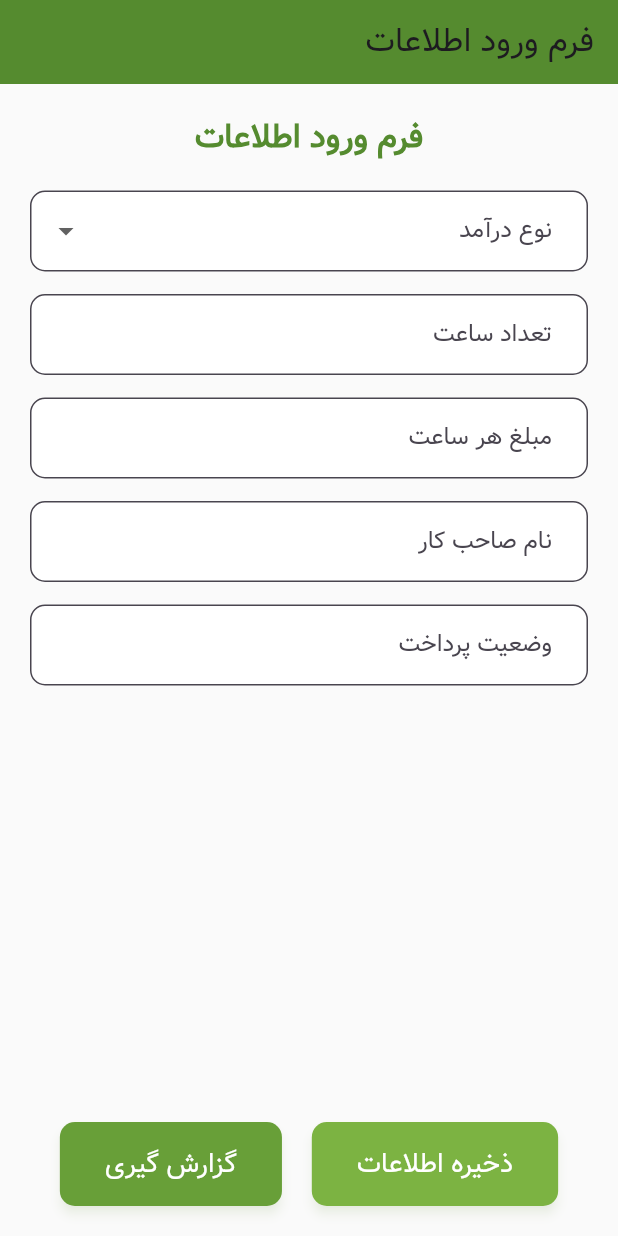
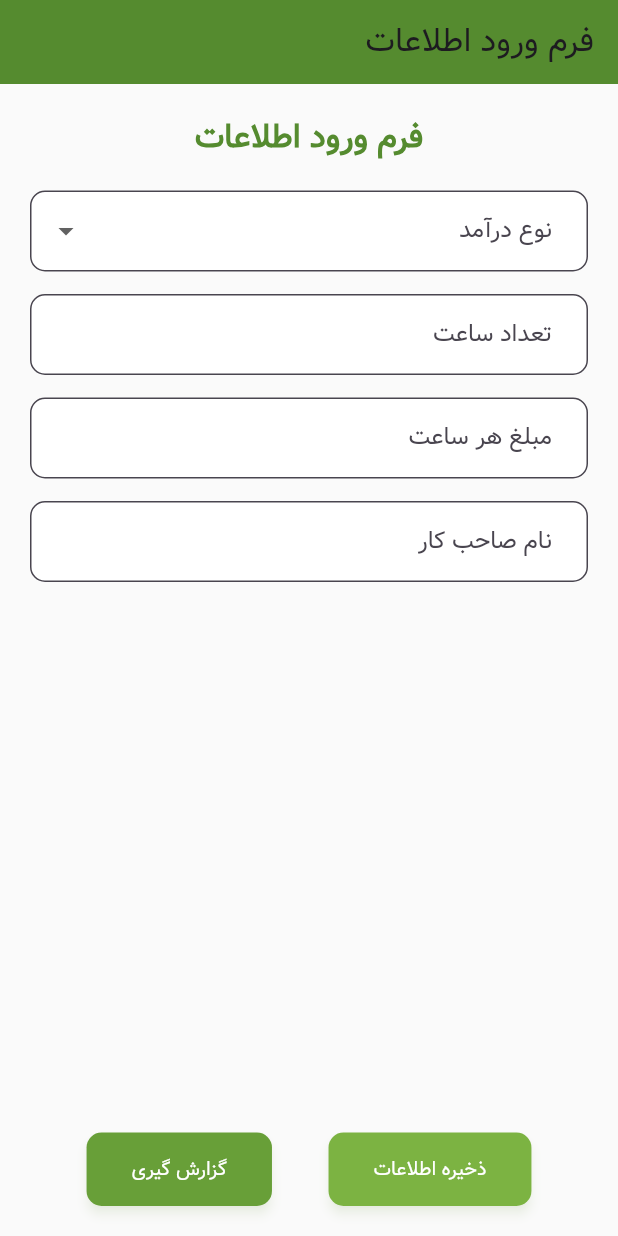
Before and after one commit to asgharkarimi/itm_latest, a Flutter app: the screen it shows after launch, on a phone screen of 412 x 824 dp. Run offline on Flutter 3.47's test engine with Material 3 defaults, Android fonts, the phone set to English and light mode, and no system bars; our stand-ins replace hive, hive_flutter; accounts and stored records are empty.

Commit message:
second   commit

```diff
--- a/lib/report_screen.dart
+++ b/lib/report_screen.dart
@@ -37,7 +37,7 @@ class ReportScreen extends StatelessWidget {
                       Text('تعداد ساعت: ${item.hours}', style: TextStyle(fontSize: 16)),
                       Text('مبلغ هر ساعت: ${item.rate}', style: TextStyle(fontSize: 16)),
                       Text('نام صاحب کار: ${item.owner}', style: TextStyle(fontSize: 16)),
-                      Text('وضعیت پرداخت: ${item.status}', style: TextStyle(fontSize: 16)),
+                      Text('وضعیت پرداخت: ${item.paymentStatusText}', style: TextStyle(fontSize: 16)),
                       Divider(),
                     ],
                   ),
--- a/lib/user_data.dart
+++ b/lib/user_data.dart
@@ -17,13 +17,21 @@ class UserData {
   final String owner;
 
   @HiveField(4)
-  final String status;
+  int paymentStatus; // Payment status (0 = unpaid, 1 = paid)
 
   UserData({
     required this.type,
     required this.hours,
     required this.rate,
     required this.owner,
-    required this.status,
+    this.paymentStatus = 0, // Default: 0 (پرداخت نشده)
   });
+
+  String get paymentStatusText {
+    return paymentStatus == 1 ? 'پرداخت شده' : 'پرداخت نشده';
+  }
+
+  void setPaymentStatus(int status) {
+    paymentStatus = status;
+  }
 }
--- a/lib/user_form.dart
+++ b/lib/user_form.dart
@@ -1,9 +1,8 @@
 import 'package:flutter/material.dart';
 import 'package:hive/hive.dart';
-
-import 'report_screen.dart'; // Import the new report screen
 import 'strings.dart';
 import 'user_data.dart';
+import 'report_screen.dart';
 
 class UserDataForm extends StatefulWidget {
   @override
@@ -15,7 +14,6 @@ class _UserDataFormState extends State<UserDataForm> {
   final _hoursController = TextEditingController();
   final _rateController = TextEditingController();
   final _ownerController = TextEditingController();
-  final _statusController = TextEditingController();
 
   final List<String> _incomeTypes = [
     Strings.incomeTypeHourly,
@@ -29,13 +27,12 @@ class _UserDataFormState extends State<UserDataForm> {
   Future<void> _saveData() async {
     if (_formKey.currentState!.validate() && _selectedIncomeType != null) {
       try {
-        // Create a new UserData object
+        // Create a new UserData object with default payment status (0 = پرداخت نشده)
         final userData = UserData(
           type: _selectedIncomeType!,
           hours: int.tryParse(_hoursController.text) ?? 0,
           rate: _rateController.text,
           owner: _ownerController.text,
-          status: _statusController.text,
         );
 
         // Save to Hive
@@ -162,19 +159,6 @@ class _UserDataFormState extends State<UserDataForm> {
                         return null;
                       },
                     ),
-                    SizedBox(height: 15),
-                    TextFormField(
-                      controller: _statusController,
-                      decoration: InputDecoration(
-                        labelText: Strings.labelStatus,
-                      ),
-                      validator: (value) {
-                        if (value == null || value.isEmpty) {
-                          return Strings.errorEnterStatus;
-                        }
-                        return null;
-                      },
-                    ),
                   ],
                 ),
               ),
@@ -189,7 +173,7 @@ class _UserDataFormState extends State<UserDataForm> {
                   onPressed: _saveData,
                   child: Text(
                     Strings.buttonSave,
-                    style: TextStyle(fontSize: 18, color: Colors.white),
+                    style: TextStyle(fontSize: 13, color: Colors.white),
                   ),
                   style: ElevatedButton.styleFrom(
                     backgroundColor: Colors.lightGreen.shade600,
@@ -202,7 +186,7 @@ class _UserDataFormState extends State<UserDataForm> {
                   ),
                   child: Text(
                     'گزارش گیری',
-                    style: TextStyle(fontSize: 18, color: Colors.white),
+                    style: TextStyle(fontSize: 13, color: Colors.white),
                   ),
                 ),
               ],
```
Also changed, not shown: lib/user_data.g.dart.
